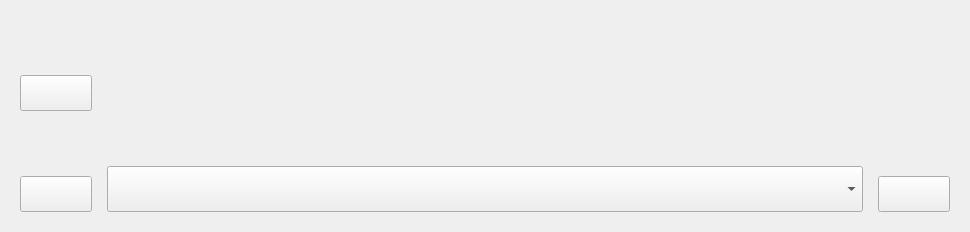
This is widgets/editor/Fields/ListField/listfield.ui in taliyos/DialogueCreatorForGames as Qt 5 draws it before an edit. The edited form follows.
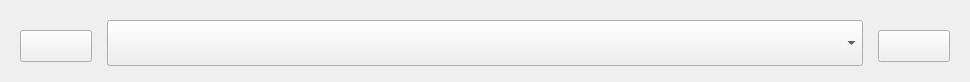
This is the edited form. Icons and pictures are not drawn.

Commit message: Removed character field from list

Patch:
```diff
--- a/widgets/editor/Fields/ListField/listfield.ui
+++ b/widgets/editor/Fields/ListField/listfield.ui
@@ -7,7 +7,7 @@
     <x>0</x>
     <y>0</y>
     <width>970</width>
-    <height>232</height>
+    <height>82</height>
    </rect>
   </property>
   <property name="sizePolicy">
@@ -19,13 +19,13 @@
   <property name="minimumSize">
    <size>
     <width>0</width>
-    <height>230</height>
+    <height>75</height>
    </size>
   </property>
   <property name="maximumSize">
    <size>
     <width>970</width>
-    <height>232</height>
+    <height>82</height>
    </size>
   </property>
   <property name="baseSize">
@@ -44,9 +44,6 @@
   </property>
   <layout class="QGridLayout" name="gridLayout_3">
    <item row="0" column="0">
-    <layout class="QGridLayout" name="AboveFieldLayout"/>
-   </item>
-   <item row="1" column="1">
     <widget class="QWidget" name="InnerTextField" native="true">
      <property name="sizePolicy">
       <sizepolicy hsizetype="Preferred" vsizetype="Preferred">
@@ -67,7 +64,7 @@
       <property name="verticalSpacing">
        <number>0</number>
       </property>
-      <item row="3" column="2">
+      <item row="2" column="2">
        <widget class="QPushButton" name="preview">
         <property name="cursor">
          <cursorShape>PointingHandCursor</cursorShape>
@@ -88,7 +85,7 @@
         </property>
        </widget>
       </item>
-      <item row="2" column="1" rowspan="2">
+      <item row="1" column="1" rowspan="2">
        <widget class="QComboBox" name="comboBox">
         <property name="sizePolicy">
          <sizepolicy hsizetype="Preferred" vsizetype="Preferred">
@@ -121,7 +118,7 @@
         </property>
        </widget>
       </item>
-      <item row="3" column="0">
+      <item row="2" column="0">
        <widget class="QPushButton" name="remove">
         <property name="cursor">
          <cursorShape>PointingHandCursor</cursorShape>
@@ -142,40 +139,6 @@
         </property>
        </widget>
       </item>
-      <item row="0" column="0">
-       <layout class="QHBoxLayout" name="horizontalLayout">
-        <item>
-         <widget class="QPushButton" name="addCharacter">
-          <property name="text">
-           <string/>
-          </property>
-          <property name="icon">
-           <iconset resource="../../../../Resources.qrc">
-            <normaloff>:/rec/img/icons/character.png</normaloff>:/rec/img/icons/character.png</iconset>
-          </property>
-          <property name="iconSize">
-           <size>
-            <width>32</width>
-            <height>32</height>
-           </size>
-          </property>
-         </widget>
-        </item>
-       </layout>
-      </item>
-      <item row="0" column="2">
-       <spacer name="verticalSpacer">
-        <property name="orientation">
-         <enum>Qt::Vertical</enum>
-        </property>
-        <property name="sizeHint" stdset="0">
-         <size>
-          <width>20</width>
-          <height>40</height>
-         </size>
-        </property>
-       </spacer>
-      </item>
      </layout>
     </widget>
    </item>
```
Left out of the diff: 4 changed lines with no effect on the pictures. The commit also changes 3 other files.
